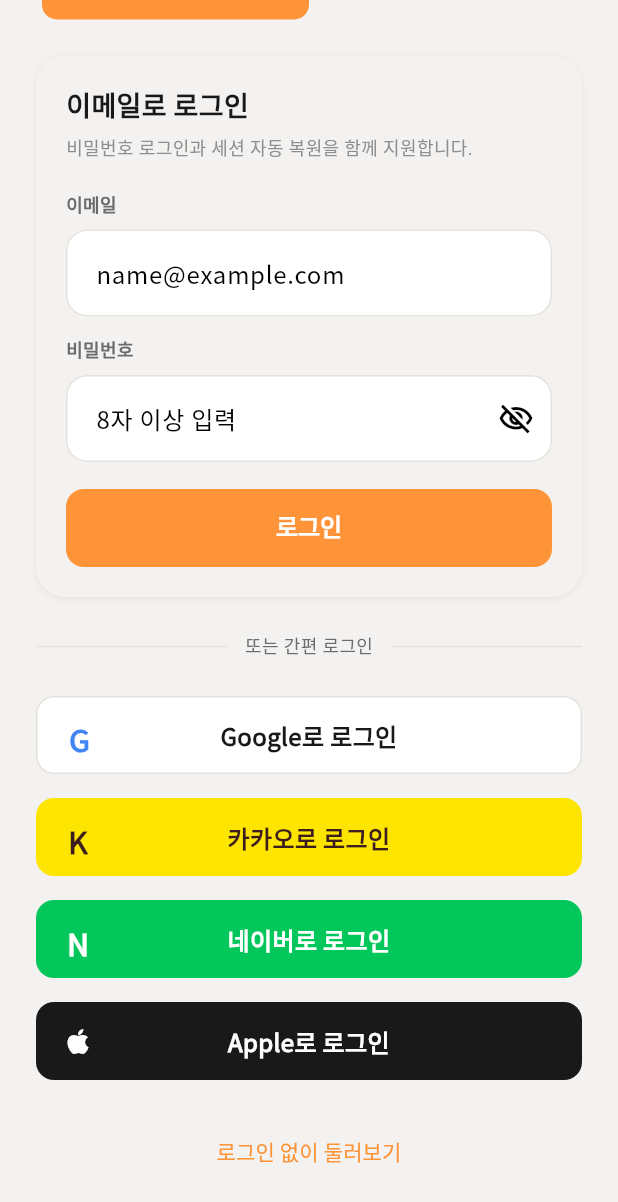
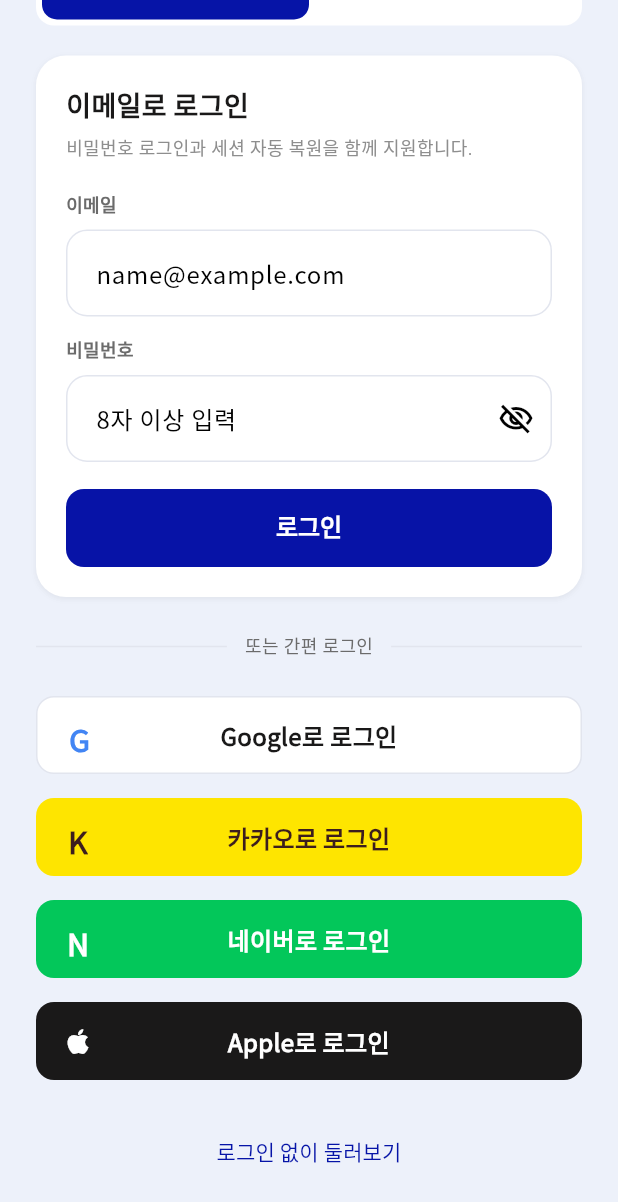
Before and after one commit to Capstone-Roboadviser/werobo-monorepo, a Flutter app: the screen it shows after launch, scrolled down 197 dp, on a phone screen of 412 x 824 dp. Shown: the top 1202 px of the screen. Run offline on Flutter 3.47's test engine with Material 3 defaults, Android fonts, the phone set to English and light mode, and no system bars; our stand-ins replace shared_preferences; accounts and stored records are empty; Roboto replaces fonts that are missing (GothicA1); project files that could hold a hidden picture were left out.

Commit message:
feat(theme): adopt navy brand palette and new asset class colors
Replaces the legacy Neon Carrot brand with the capstone 2026-05-12 spec:
deep navy primary (#0614A7) for icons, slightly darker confirm-blue
(#0713A7) for CTAs, light press-state (#EFF2F7), and a cool blue-tint
scaffold (#EDF1FA) with white frames and no card borders. Asset palette
gets seven distinct hues, one per asset class, ranging from purple cash
through to red 신성장주.

```diff
--- a/Front-End/robo_mobile/lib/app/theme.dart
+++ b/Front-End/robo_mobile/lib/app/theme.dart
@@ -4,21 +4,21 @@
 class WeRoboColors {
   WeRoboColors._();
 
-  // Primary — Neon Carrot (#FE9337), main brand color (capstone 2026-05-04).
-  static const Color primary = Color(0xFFFE9337);
-  static const Color primaryDark = Color(0xFFE07A1F);    // 8% darker, pressed
-  static const Color primaryLight = Color(0xFFFFC091);   // lighter primary tint
+  // Primary — deep navy (#0614A7), key icon color (capstone 2026-05-12).
+  static const Color primary = Color(0xFF0614A7);
+  static const Color primaryDark = Color(0xFF0713A7);    // CTA (확인/다음)
+  static const Color primaryLight = Color(0xFFEFF2F7);   // pressed/secondary
 
-  // 부 색상 — warm-tinted neutrals to harmonize with orange.
+  // 부 색상 — cool-tinted neutrals to harmonize with navy.
   static const Color white = Color(0xFFFFFFFF);
-  static const Color lightGray = Color(0xFFE5E1DD);   // warm border
+  static const Color lightGray = Color(0xFFE2E5EE);   // cool hairline
   static const Color silver = Color(0xFF8E8E8E);
   static const Color black = Color(0xFF1A1919);       // warm black
 
-  // Surfaces (warm-tinted to harmonize with orange).
-  static const Color background = Color(0xFFF4F2F0);
+  // Surfaces (cool-tinted to harmonize with navy).
+  static const Color background = Color(0xFFEDF1FA);
   static const Color surface = white;
-  static const Color card = Color(0xFFF4F2F0);
+  static const Color card = white;
 
   // Text
   static const Color textPrimary = black;
@@ -32,25 +32,24 @@
 
   // Asset class colors. One distinct hue per asset class so users learn
   // each color over time. Order matches AssetClass enum (defensive to
-  // aggressive). Cash sits at near-black as a baseline; the rest use
-  // distinct hues so segments are easy to tell apart.
-  static const Color assetCash = Color(0xFF2A2A2A);       // 현금성자산, near-black baseline
-  static const Color assetShortBond = Color(0xFF4A7FB8);  // 단기채권, calm blue
-  static const Color assetInfraBond = Color(0xFF2C5F8D);  // 인프라채권, deeper blue
-  static const Color assetGold = Color(0xFFD4A24A);       // 금, warm gold
-  static const Color assetUSValue = Color(0xFF6FA66A);    // 미국가치주, muted green
-  static const Color assetUSGrowth = primary;             // 미국성장주, brand orange
-  static const Color assetNewGrowth = Color(0xFFC85A4A);  // 신성장주, deeper red
+  // aggressive). Seven-hue palette from capstone 2026-05-12 spec.
+  static const Color assetCash = Color(0xFF870BE6);       // 현금성자산, purple
+  static const Color assetShortBond = Color(0xFF5568E3);  // 단기채권, blue
+  static const Color assetInfraBond = Color(0xFF85C410);  // 인프라채권, green
+  static const Color assetGold = Color(0xFFE6CC0B);       // 금, yellow
+  static const Color assetUSValue = Color(0xFF01A1D6);    // 미국가치주, cyan
+  static const Color assetUSGrowth = Color(0xFFFF708F);   // 미국성장주, pink
+  static const Color assetNewGrowth = Color(0xFFFF4141);  // 신성장주, red
 
-  // Orange brand shade aliases (legacy). Used by a few visual treatments
-  // outside the asset palette (glow color, gradient backgrounds, benchmark
-  // line). Kept for backward compatibility; new code should prefer primary
-  // or primaryLight, or one of the asset class colors above.
-  static const Color assetTier5 = Color(0xFFFFC091);
-  static const Color assetTier4 = Color(0xFFFFB57D);
-  static const Color assetTier3 = Color(0xFFFFAA69);
-  static const Color assetTier2 = Color(0xFFFF9F52);
-  static const Color assetTier1 = Color(0xFFFE9337);
+  // Navy brand shade aliases (tier5 = lightest, tier1 = primary). Used by
+  // a few visual treatments outside the asset palette (glow color, gradient
+  // backgrounds, benchmark line). New code should prefer primary or
+  // primaryLight, or one of the asset class colors above.
+  static const Color assetTier5 = Color(0xFFC9CEEC);
+  static const Color assetTier4 = Color(0xFF969FDD);
+  static const Color assetTier3 = Color(0xFF6371CE);
+  static const Color assetTier2 = Color(0xFF3142BD);
+  static const Color assetTier1 = primary;
 
   /// Ordered palette indexed by AssetClass. Use `assetColor(AssetClass)`
   /// for ergonomic lookup.
@@ -85,7 +84,7 @@
 
   // Interactive states
   static const double disabledOpacity = 0.4;
-  static const Color focusRing = Color(0x4DFE9337); // primary @ 30%
+  static const Color focusRing = Color(0x4D0614A7); // primary @ 30%
 }
 
 /// Spacing scale — base unit 4px, all multiples of 4.
@@ -351,11 +350,11 @@
   });
 
   static const light = WeRoboThemeColors(
-    background: Color(0xFFF4F2F0),  // warm gray (was #F6F7F8)
-    surface: Color(0xFFFFFFFF),
-    card: Color(0xFFF4F2F0),         // warm gray (was #EFF1F3)
-    border: Color(0xFFE5E1DD),       // warm hairline (was #CDD1D6)
-    textPrimary: Color(0xFF1A1919),  // warm black (was #000000)
+    background: Color(0xFFEDF1FA),   // cool blue tint, scaffold
+    surface: Color(0xFFFFFFFF),      // white frames, no border
+    card: Color(0xFFFFFFFF),         // inset frames also white
+    border: Color(0xFFE2E5EE),       // cool hairline
+    textPrimary: Color(0xFF1A1919),
     textSecondary: Color(0xFF6B6B6B),
     textTertiary: Color(0xFF8E8E8E),
     accent: Color(0xFF059669),
@@ -456,7 +455,7 @@
       ),
       elevatedButtonTheme: ElevatedButtonThemeData(
         style: ElevatedButton.styleFrom(
-          backgroundColor: WeRoboColors.primary,
+          backgroundColor: WeRoboColors.primaryDark,
           foregroundColor: WeRoboColors.white,
           minimumSize: const Size(double.infinity, 52),
           shape: RoundedRectangleBorder(
@@ -510,7 +509,7 @@
       ),
       elevatedButtonTheme: ElevatedButtonThemeData(
         style: ElevatedButton.styleFrom(
-          backgroundColor: WeRoboColors.primary,
+          backgroundColor: WeRoboColors.primaryDark,
           foregroundColor: WeRoboColors.white,
           minimumSize: const Size(double.infinity, 52),
           shape: RoundedRectangleBorder(
--- a/Front-End/robo_mobile/lib/models/mobile_backend_models.dart
+++ b/Front-End/robo_mobile/lib/models/mobile_backend_models.dart
@@ -1161,7 +1161,7 @@
     return MobileComparisonLine(
       key: json['key']?.toString() ?? '',
       label: json['label']?.toString() ?? '',
-      color: json['color']?.toString() ?? '#FE9337',
+      color: json['color']?.toString() ?? '#0614A7',
       style: json['style']?.toString() ?? 'solid',
       points: (json['points'] as List<dynamic>? ?? const [])
           .whereType<Map<String, dynamic>>()
```
